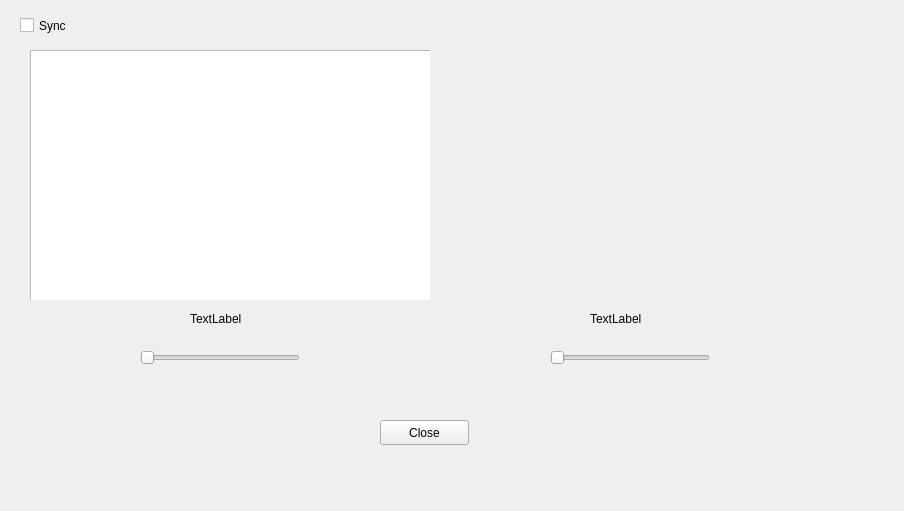
Old version of the form FrontEnd/watcher/watcher.ui in the repository RAGI2023/SatelliteSim.
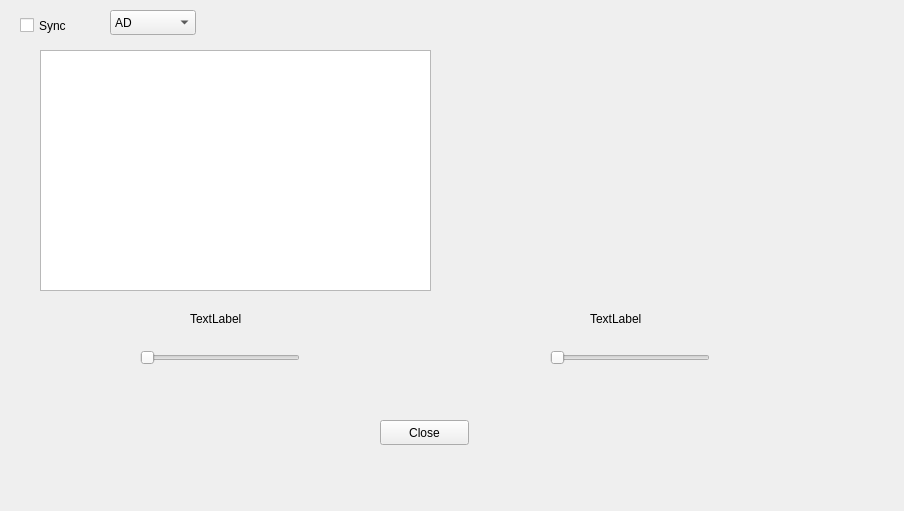
New version of the form.

Commit message: 完成AD部分 完善watcher

```diff
--- a/FrontEnd/watcher/watcher.ui
+++ b/FrontEnd/watcher/watcher.ui
@@ -13,26 +13,6 @@
   <property name="windowTitle">
    <string>Watcher</string>
   </property>
-  <widget class="QWidget" name="subplt1" native="true">
-   <property name="geometry">
-    <rect>
-     <x>30</x>
-     <y>50</y>
-     <width>400</width>
-     <height>250</height>
-    </rect>
-   </property>
-   <widget class="QTextEdit" name="text1">
-    <property name="geometry">
-     <rect>
-      <x>0</x>
-      <y>0</y>
-      <width>401</width>
-      <height>251</height>
-     </rect>
-    </property>
-   </widget>
-  </widget>
   <widget class="QLabel" name="subtitle1">
    <property name="geometry">
     <rect>
@@ -46,16 +26,6 @@
     <string>TextLabel</string>
    </property>
   </widget>
-  <widget class="QWidget" name="subplt2" native="true">
-   <property name="geometry">
-    <rect>
-     <x>450</x>
-     <y>50</y>
-     <width>400</width>
-     <height>250</height>
-    </rect>
-   </property>
-  </widget>
   <widget class="QLabel" name="subtitle2">
    <property name="geometry">
     <rect>
@@ -121,6 +91,92 @@
     <string>Close</string>
    </property>
   </widget>
+  <widget class="QComboBox" name="watcherSelect">
+   <property name="geometry">
+    <rect>
+     <x>110</x>
+     <y>10</y>
+     <width>86</width>
+     <height>25</height>
+    </rect>
+   </property>
+   <item>
+    <property name="text">
+     <string>AD</string>
+    </property>
+   </item>
+  </widget>
+  <widget class="QStackedWidget" name="stackedWidget">
+   <property name="geometry">
+    <rect>
+     <x>40</x>
+     <y>50</y>
+     <width>391</width>
+     <height>241</height>
+    </rect>
+   </property>
+   <property name="currentIndex">
+    <number>1</number>
+   </property>
+   <widget class="QWidget" name="plt_page">
+    <widget class="QWidget" name="subplt1" native="true">
+     <property name="geometry">
+      <rect>
+       <x>-10</x>
+       <y>-10</y>
+       <width>400</width>
+       <height>250</height>
+      </rect>
+     </property>
+    </widget>
+   </widget>
+   <widget class="QWidget" name="text_page">
+    <widget class="QTextEdit" name="text1">
+     <property name="geometry">
+      <rect>
+       <x>0</x>
+       <y>0</y>
+       <width>391</width>
+       <height>241</height>
+      </rect>
+     </property>
+    </widget>
+   </widget>
+  </widget>
+  <widget class="QStackedWidget" name="stackedWidget_2">
+   <property name="geometry">
+    <rect>
+     <x>480</x>
+     <y>50</y>
+     <width>351</width>
+     <height>241</height>
+    </rect>
+   </property>
+   <widget class="QWidget" name="page">
+    <widget class="QWidget" name="subplt2" native="true">
+     <property name="geometry">
+      <rect>
+       <x>0</x>
+       <y>0</y>
+       <width>341</width>
+       <height>231</height>
+      </rect>
+     </property>
+    </widget>
+   </widget>
+   <widget class="QWidget" name="page_2">
+    <widget class="QTextEdit" name="text2">
+     <property name="geometry">
+      <rect>
+       <x>10</x>
+       <y>10</y>
+       <width>341</width>
+       <height>231</height>
+      </rect>
+     </property>
+    </widget>
+   </widget>
+  </widget>
  </widget>
  <resources/>
  <connections>
```
The commit also changes 6 other files.
